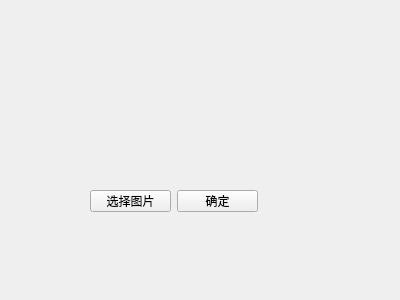
Old version of the form opencv_cvtColor/opencv_2XYZ/ControlItem.ui in the repository ngzHappy/oct2.
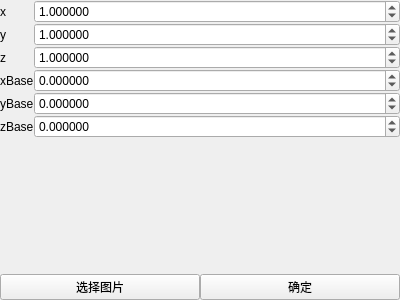
New version of the form.

The edit to the form file:
```diff
--- a/opencv_cvtColor/opencv_2XYZ/ControlItem.ui
+++ b/opencv_cvtColor/opencv_2XYZ/ControlItem.ui
@@ -13,32 +13,210 @@
   <property name="windowTitle">
    <string>Form</string>
   </property>
-  <widget class="QWidget" name="">
-   <property name="geometry">
-    <rect>
-     <x>90</x>
-     <y>190</y>
-     <width>168</width>
-     <height>22</height>
-    </rect>
+  <layout class="QVBoxLayout" name="verticalLayout">
+   <property name="spacing">
+    <number>0</number>
    </property>
-   <layout class="QHBoxLayout" name="horizontalLayout">
-    <item>
-     <widget class="QPushButton" name="select_image_button">
-      <property name="text">
-       <string>选择图片</string>
-      </property>
-     </widget>
-    </item>
-    <item>
-     <widget class="QPushButton" name="do_button">
-      <property name="text">
-       <string>确定</string>
-      </property>
-     </widget>
-    </item>
-   </layout>
-  </widget>
+   <property name="leftMargin">
+    <number>0</number>
+   </property>
+   <property name="topMargin">
+    <number>0</number>
+   </property>
+   <property name="rightMargin">
+    <number>0</number>
+   </property>
+   <property name="bottomMargin">
+    <number>0</number>
+   </property>
+   <item>
+    <layout class="QFormLayout" name="formLayout">
+     <property name="horizontalSpacing">
+      <number>0</number>
+     </property>
+     <property name="verticalSpacing">
+      <number>0</number>
+     </property>
+     <item row="0" column="0">
+      <widget class="QLabel" name="xLabel">
+       <property name="text">
+        <string>x</string>
+       </property>
+      </widget>
+     </item>
+     <item row="0" column="1">
+      <widget class="QDoubleSpinBox" name="xDoubleSpinBox">
+       <property name="decimals">
+        <number>6</number>
+       </property>
+       <property name="minimum">
+        <double>-255.000000000000000</double>
+       </property>
+       <property name="maximum">
+        <double>255.000000000000000</double>
+       </property>
+       <property name="singleStep">
+        <double>0.050000000000000</double>
+       </property>
+       <property name="value">
+        <double>1.000000000000000</double>
+       </property>
+      </widget>
+     </item>
+     <item row="1" column="0">
+      <widget class="QLabel" name="yLabel">
+       <property name="text">
+        <string>y</string>
+       </property>
+      </widget>
+     </item>
+     <item row="1" column="1">
+      <widget class="QDoubleSpinBox" name="yDoubleSpinBox">
+       <property name="decimals">
+        <number>6</number>
+       </property>
+       <property name="minimum">
+        <double>-255.000000000000000</double>
+       </property>
+       <property name="maximum">
+        <double>255.000000000000000</double>
+       </property>
+       <property name="singleStep">
+        <double>0.050000000000000</double>
+       </property>
+       <property name="value">
+        <double>1.000000000000000</double>
+       </property>
+      </widget>
+     </item>
+     <item row="2" column="0">
+      <widget class="QLabel" name="zLabel">
+       <property name="text">
+        <string>z</string>
+       </property>
+      </widget>
+     </item>
+     <item row="2" column="1">
+      <widget class="QDoubleSpinBox" name="zDoubleSpinBox">
+       <property name="decimals">
+        <number>6</number>
+       </property>
+       <property name="minimum">
+        <double>-255.000000000000000</double>
+       </property>
+       <property name="maximum">
+        <double>255.000000000000000</double>
+       </property>
+       <property name="singleStep">
+        <double>0.050000000000000</double>
+       </property>
+       <property name="value">
+        <double>1.000000000000000</double>
+       </property>
+      </widget>
+     </item>
+     <item row="3" column="0">
+      <widget class="QLabel" name="xBaseLabel">
+       <property name="text">
+        <string>xBase</string>
+       </property>
+      </widget>
+     </item>
+     <item row="3" column="1">
+      <widget class="QDoubleSpinBox" name="xBaseDoubleSpinBox">
+       <property name="decimals">
+        <number>6</number>
+       </property>
+       <property name="minimum">
+        <double>-255.000000000000000</double>
+       </property>
+       <property name="maximum">
+        <double>255.000000000000000</double>
+       </property>
+       <property name="singleStep">
+        <double>0.050000000000000</double>
+       </property>
+       <property name="value">
+        <double>0.000000000000000</double>
+       </property>
+      </widget>
+     </item>
+     <item row="4" column="0">
+      <widget class="QLabel" name="yBaseLabel">
+       <property name="text">
+        <string>yBase</string>
+       </property>
+      </widget>
+     </item>
+     <item row="4" column="1">
+      <widget class="QDoubleSpinBox" name="yBaseDoubleSpinBox">
+       <property name="decimals">
+        <number>6</number>
+       </property>
+       <property name="minimum">
+        <double>-255.000000000000000</double>
+       </property>
+       <property name="maximum">
+        <double>255.000000000000000</double>
+       </property>
+       <property name="singleStep">
+        <double>0.050000000000000</double>
+       </property>
+       <property name="value">
+        <double>0.000000000000000</double>
+       </property>
+      </widget>
+     </item>
+     <item row="5" column="0">
+      <widget class="QLabel" name="zBaseLabel">
+       <property name="text">
+        <string>zBase</string>
+       </property>
+      </widget>
+     </item>
+     <item row="5" column="1">
+      <widget class="QDoubleSpinBox" name="zBaseDoubleSpinBox">
+       <property name="decimals">
+        <number>6</number>
+       </property>
+       <property name="minimum">
+        <double>-255.000000000000000</double>
+       </property>
+       <property name="maximum">
+        <double>255.000000000000000</double>
+       </property>
+       <property name="singleStep">
+        <double>0.050000000000000</double>
+       </property>
+       <property name="value">
+        <double>0.000000000000000</double>
+       </property>
+      </widget>
+     </item>
+    </layout>
+   </item>
+   <item>
+    <layout class="QHBoxLayout" name="horizontalLayout">
+     <property name="spacing">
+      <number>0</number>
+     </property>
+     <item>
+      <widget class="QPushButton" name="select_image_button">
+       <property name="text">
+        <string>选择图片</string>
+       </property>
+      </widget>
+     </item>
+     <item>
+      <widget class="QPushButton" name="do_button">
+       <property name="text">
+        <string>确定</string>
+       </property>
+      </widget>
+     </item>
+    </layout>
+   </item>
+  </layout>
  </widget>
  <resources/>
  <connections/>
```
Left out of the diff: 99 changed lines with no effect on the pictures.
